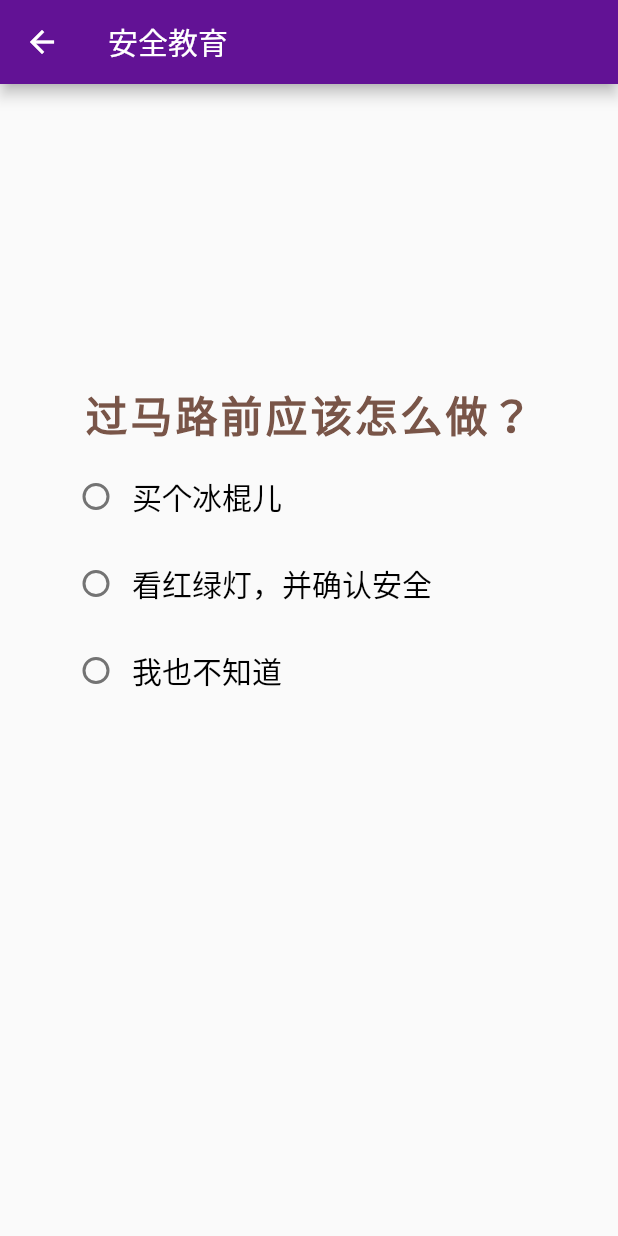
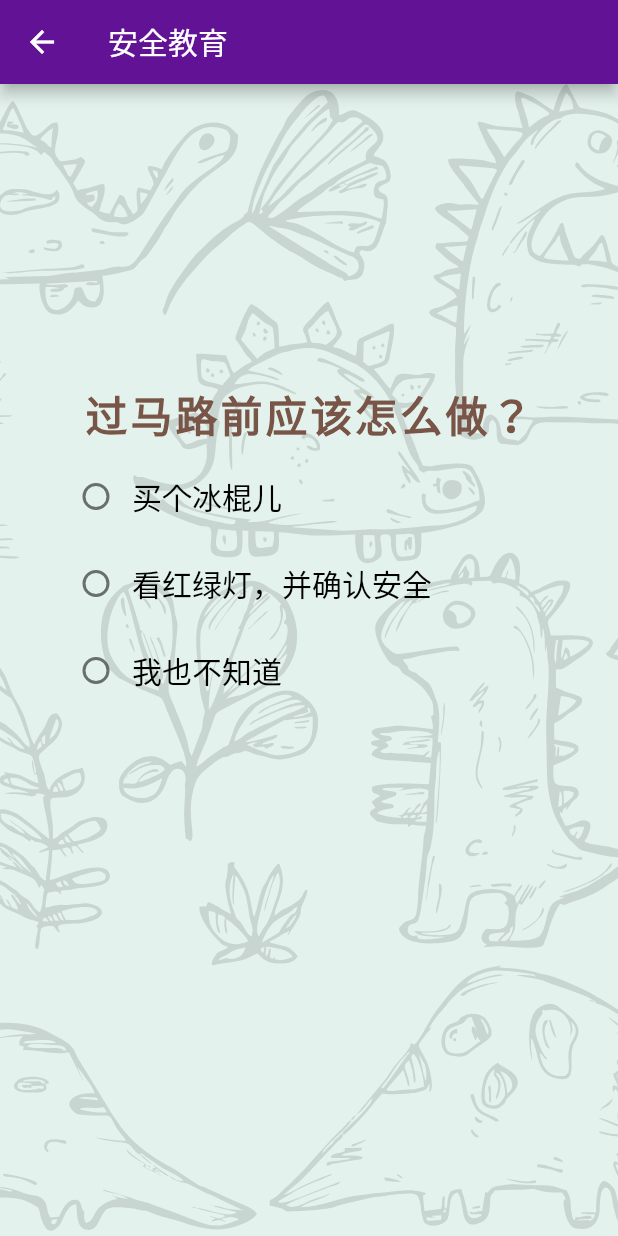
Before and after one commit to silverswords/guardian, a Flutter app: the Quizzes screen opened directly with empty values, on a phone screen of 412 x 824 dp. Run offline on Flutter 3.47's test engine with Material 2 defaults, Android fonts, the phone set to English and light mode, and no system bars; our stand-ins replace flutter_svg.

Commit message:
some change

```diff
--- /dev/null
+++ b/lib/configuration/resources.dart
@@ -0,0 +1,5 @@
+class Resources {
+  static const svgBear = 'assets/icons/bear.svg';
+  static const svgDinosaur = 'assets/icons/dinosaur.svg';
+  static const svgDive = 'assets/icons/dive.svg';
+}
--- a/lib/global.dart
+++ b/lib/global.dart
@@ -2,10 +2,12 @@ library global;
 
 // Configuration
 export 'package:guardian/configuration/theme.dart';
+export 'package:guardian/configuration/resources.dart';
 
 // Widgets
 export 'package:guardian/widgets/digit-clock.dart';
 export 'package:guardian/widgets/wave.dart';
+export 'package:guardian/widgets/gradient.dart';
 
 //
 export 'package:guardian/model/quiz.dart';
--- a/lib/pages/quizzes/index.dart
+++ b/lib/pages/quizzes/index.dart
@@ -1,4 +1,7 @@
 import 'package:flutter/material.dart';
+import 'package:flutter_svg/flutter_svg.dart';
+
+import 'package:guardian/global.dart';
 import './arguments.dart';
 import './quiz.dart';
 
@@ -13,17 +16,28 @@ class Quizzes extends StatelessWidget {
       appBar: AppBar(
         title: Text(QuizArguments.quizTitles[args.type]),
       ),
-      body: SafeArea(
-        child: Stack(
-          children: <Widget>[
-            Container(
+      body: Stack(
+        children: <Widget>[
+          Container(
+            //color: Color(0xCCFFF1E9),
+            color: Color(0xCCDFF0EA),
+          ),
+          Container(
+            child: SvgPicture.asset(
+              Resources.svgDinosaur,
+              color: Colors.black12,
+              fit: BoxFit.fitHeight,
+            ),
+          ),
+          SafeArea(
+            child: Container(
               child: Center(
                 child: QuizWidget(args.type),
               ),
-            )
-          ],
-        ),
-      ),
+            ),
+          ),
+        ],
+      )
     );
   }
 }
--- /dev/null
+++ b/lib/pages/quizzes/question.dart
@@ -0,0 +1,73 @@
+import 'package:flutter/material.dart';
+import 'package:guardian/global.dart';
+import './constants.dart';
+
+class QuestionWidget extends StatelessWidget {
+  QuestionWidget({@required this.quiz, @required this.state, @required this.answer, @required this.onChanged});
+
+  final int answer;
+  final QState state;
+  final Quiz quiz;
+  final ValueChanged<int> onChanged;
+
+  @override
+  Widget build(BuildContext context) {
+    return _buildInitialState(context);
+  }
+
+  Widget _buildInitialState(BuildContext context) {
+    return Container(
+      child: Column(
+        children: _buildQuiz(),
+      ),
+    );
+  }
+
+  List<Widget> _buildQuiz() {
+    List<Widget> widgets = <Widget>[
+      Container(
+        child: Text(
+          quiz.question,
+          textAlign: TextAlign.left,
+          style: TextStyle(
+            color: Colors.brown,
+            fontSize: 28,
+            fontStyle: FontStyle.normal,
+            fontWeight: FontWeight.bold,
+            letterSpacing: 2,
+          ),
+        ),
+      ),
+    ];
+
+    for (var i = 0; i < this.quiz.choices.length; i++) {
+      widgets.add(
+        Container(
+          margin: EdgeInsets.only(
+            top: 10,
+            left: 20,
+            right: 20,
+          ),
+          child: Row(
+            children: <Widget>[
+              Radio(
+                value: i,
+                groupValue: answer,
+                onChanged: onChanged,
+              ),
+              Text(
+                this.quiz.choices[i],
+                style: TextStyle(
+                  color: ((state == QState.Failure) && ( i == answer)) ? Colors.red : Colors.black,
+                  fontSize: 20,
+                )
+              ),
+            ],
+          ),
+        )
+      );
+    }
+
+    return widgets;
+  }
+}
--- a/lib/pages/quizzes/quiz.dart
+++ b/lib/pages/quizzes/quiz.dart
@@ -1,5 +1,7 @@
 import 'package:flutter/material.dart';
 import 'package:guardian/global.dart';
+import 'package:guardian/global.dart' as prefix0;
+import 'package:guardian/pages/quizzes/question.dart';
 import './arguments.dart';
 import './constants.dart';
 
@@ -31,69 +33,24 @@ class QuizWidgetState extends State<QuizWidget> {
 
   @override
   Widget build(BuildContext context) {
-    return _buildInitialState(context);
-  }
-
-  Widget _buildInitialState(BuildContext context) {
-    return Container(
+    return Stack(
+      children: <Widget>[
+        Container(
           margin: EdgeInsets.only(
             top: 200.0,
             bottom: 100.0,
             left: 20.0,
             right: 20.0,
           ),
-      child: Column(
-        children: _buildQuiz(),
-      ),
-    );
-  }
-
-  List<Widget> _buildQuiz() {
-    List<Widget> widgets = <Widget>[
-      Container(
-        child: Text(
-          quiz.question,
-          textAlign: TextAlign.left,
-          style: TextStyle(
-            color: Colors.brown,
-            fontSize: 28,
-            fontStyle: FontStyle.normal,
-            fontWeight: FontWeight.bold,
-            letterSpacing: 2,
+          child: QuestionWidget(
+            quiz: quiz,
+            state: _state,
+            answer: _answer,
+            onChanged: _onChooseAnswer,
           ),
         ),
-      ),
-    ];
-
-    for (var i = 0; i < this.quiz.choices.length; i++) {
-      widgets.add(
-        Container(
-          margin: EdgeInsets.only(
-            top: 10,
-            left: 20,
-            right: 20,
-          ),
-          child: Row(
-            children: <Widget>[
-              Radio(
-                value: i,
-                groupValue: _answer,
-                onChanged: _onChooseAnswer,
-              ),
-              Text(
-                this.quiz.choices[i],
-                style: TextStyle(
-                  color: ((_state == QState.Failure) && ( i == _answer)) ? Colors.red : Colors.black,
-                  fontSize: 20,
-                )
-              ),
       ],
-          ),
-        )
     );
-    }
-
-    return widgets;
   }
 
   void _onChooseAnswer(int value) {
```
Also changed, not shown: lib/pages/landing/index.dart (+10 -2 lines), lib/pages/landing/layout.dart (+10 -10 lines), lib/widgets/gradient.dart (added, +36 -0 lines), pubspec.yaml (+7 -2 lines), assets/icons/bear.svg (added), assets/icons/dinosaur.svg (added), assets/icons/dive.svg (added), pubspec.lock. Lines whose indentation alone changed are shown as unchanged.
